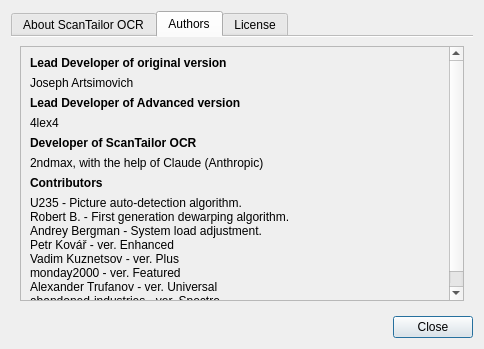
Qt form src/app/AboutDialog.ui (2ndmax/scantailor-ocr) before a commit.
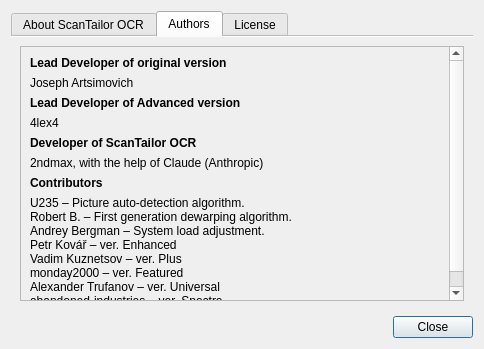
The same form after that commit. The open tabs and pages were chosen to show the change. Icons and pictures are not drawn.

The edit to the form file:
```diff
--- a/src/app/AboutDialog.ui
+++ b/src/app/AboutDialog.ui
@@ -207,56 +207,56 @@
              <item>
               <widget class="QLabel" name="label_12">
                <property name="text">
-                <string>U235 - Picture auto-detection algorithm.</string>
+                <string>U235 – Picture auto-detection algorithm.</string>
                </property>
               </widget>
              </item>
              <item>
               <widget class="QLabel" name="label_13">
                <property name="text">
-                <string>Robert B. - First generation dewarping algorithm.</string>
+                <string>Robert B. – First generation dewarping algorithm.</string>
                </property>
               </widget>
              </item>
              <item>
               <widget class="QLabel" name="label_14">
                <property name="text">
-                <string>Andrey Bergman - System load adjustment.</string>
+                <string>Andrey Bergman – System load adjustment.</string>
                </property>
               </widget>
              </item>
              <item>
               <widget class="QLabel" name="label_15">
                <property name="text">
-                <string>Petr Kovář - ver. Enhanced</string>
+                <string>Petr Kovář – ver. Enhanced</string>
                </property>
               </widget>
              </item>
              <item>
               <widget class="QLabel" name="label_16">
                <property name="text">
-                <string>Vadim Kuznetsov - ver. Plus</string>
+                <string>Vadim Kuznetsov – ver. Plus</string>
                </property>
               </widget>
              </item>
              <item>
               <widget class="QLabel" name="label_29">
                <property name="text">
-                <string>monday2000 - ver. Featured</string>
+                <string>monday2000 – ver. Featured</string>
                </property>
               </widget>
              </item>
              <item>
               <widget class="QLabel" name="label_7">
                <property name="text">
-                <string>Alexander Trufanov - ver. Universal</string>
+                <string>Alexander Trufanov – ver. Universal</string>
                </property>
               </widget>
              </item>
              <item>
               <widget class="QLabel" name="labelSpectre">
                <property name="text">
-                <string>abandoned-industries - ver. Spectre</string>
+                <string>abandoned-industries – ver. Spectre</string>
                </property>
               </widget>
              </item>
```
